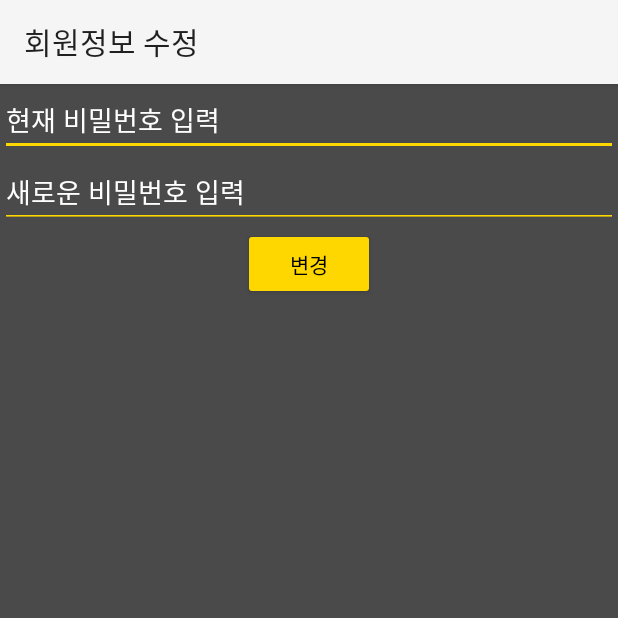
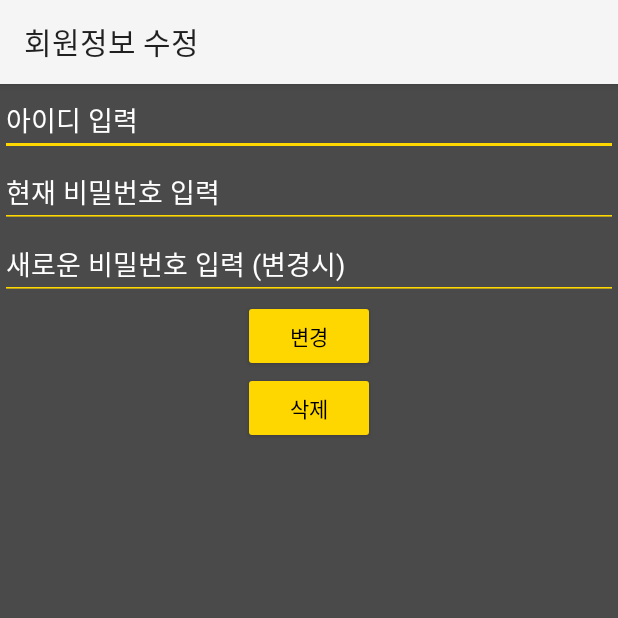
Before and after one commit to Gyubin-Han/MA-SafeLab, an Android app: the MainActivity5 screen opened directly, with no data from a screen before it, on a phone screen of 412 x 824 dp, the top half of it. Run offline under Robolectric (Android 15) with nearby library versions, the phone set to English and light mode, and no system bars.

Commit message:
회원정보 수정 화면

```diff
--- a/app/src/main/res/layout/activity_main5.xml
+++ b/app/src/main/res/layout/activity_main5.xml
@@ -23,32 +23,57 @@
     <LinearLayout
         android:layout_width="match_parent"
         android:layout_height="match_parent"
+        android:orientation="vertical"
         tools:context=".check1Activity"
-        android:orientation="vertical">
+        tools:layout_editor_absoluteX="0dp"
+        tools:layout_editor_absoluteY="0dp">
+
 
         <EditText
-            app:backgroundTint="#ffd700"
+            android:id="@+id/nowid"
+            android:layout_width="match_parent"
+            android:layout_height="wrap_content"
+            android:hint="아이디 입력"
             android:textColor="@color/white"
             android:textColorHint="#ffffff"
+            app:backgroundTint="#ffd700" />
+
+        <EditText
+            android:id="@+id/nowpw"
             android:layout_width="match_parent"
             android:layout_height="wrap_content"
             android:hint="현재 비밀번호 입력"
-            />
-        <EditText
-            app:backgroundTint="#ffd700"
             android:textColor="@color/white"
             android:textColorHint="#ffffff"
+            app:backgroundTint="#ffd700"
+            android:inputType="textPassword"/>
+
+        <EditText
+            android:id="@+id/newpw"
             android:layout_width="match_parent"
             android:layout_height="wrap_content"
-            android:hint="새로운 비밀번호 입력"
-            />
+            android:hint="새로운 비밀번호 입력 (변경시)"
+            android:inputType="textPassword"
+            android:textColor="@color/white"
+            android:textColorHint="#ffffff"
+            app:backgroundTint="#ffd700" />
 
         <Button
-            app:backgroundTint="#ffd700"
-            android:textColor="@color/black"
+            android:id="@+id/btn_update"
             android:layout_width="wrap_content"
             android:layout_height="wrap_content"
             android:layout_gravity="center"
-            android:text="변경" />
+            android:text="변경"
+            android:textColor="@color/black"
+            app:backgroundTint="#ffd700" />
+        <Button
+            android:id="@+id/btn_delete"
+            android:layout_width="wrap_content"
+            android:layout_height="wrap_content"
+            android:layout_gravity="center"
+            android:text="삭제"
+            android:textColor="@color/black"
+            app:backgroundTint="#ffd700" />
+
     </LinearLayout>
 </androidx.constraintlayout.widget.ConstraintLayout>
```
